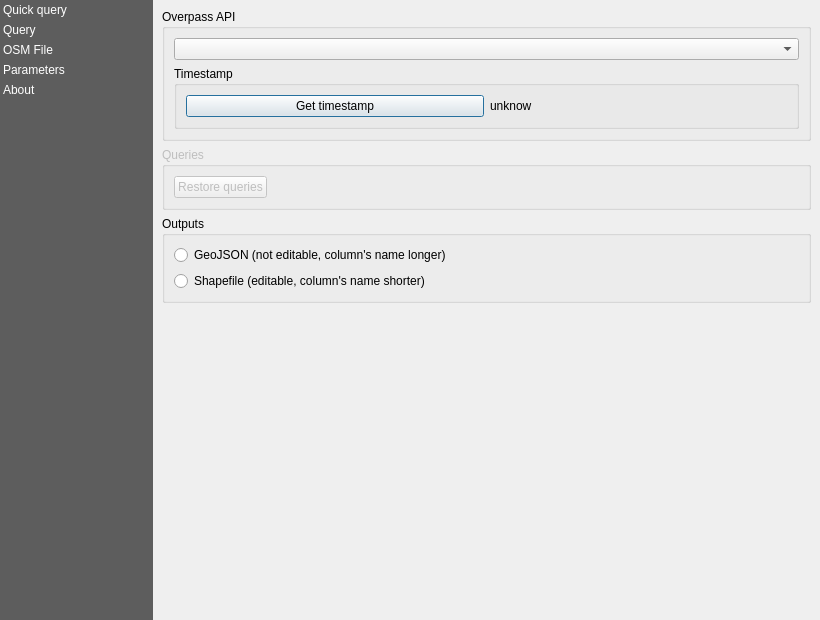
3liz/QuickOSM, file ui/main_window.ui: the form before one commit.
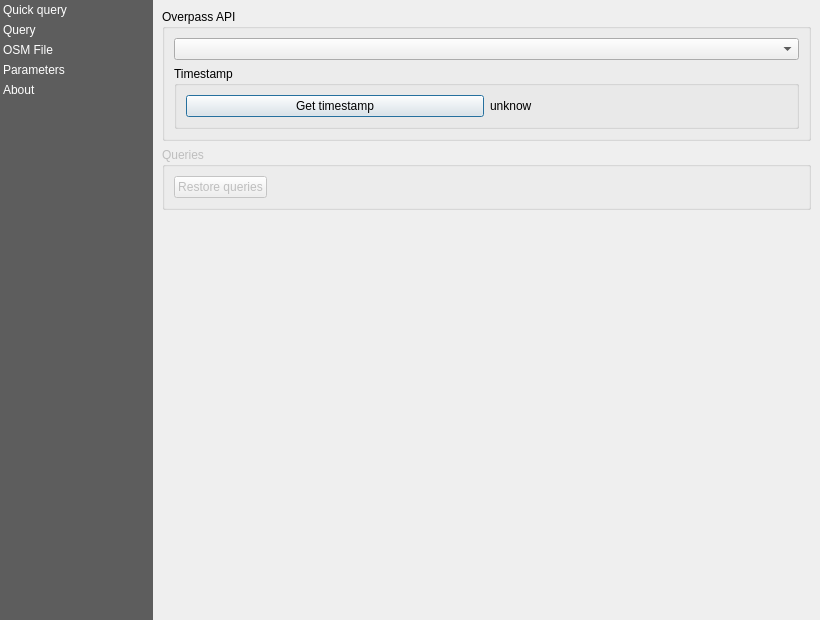
The form after the commit. Custom widgets are drawn as their Qt base class.

Commit message: remove output format, disabled since QGIS 3.0

```diff
--- a/ui/main_window.ui
+++ b/ui/main_window.ui
@@ -218,29 +218,6 @@
            </layout>
           </widget>
          </item>
-         <item>
-          <widget class="QGroupBox" name="output_format_option">
-           <property name="title">
-            <string>Outputs</string>
-           </property>
-           <layout class="QVBoxLayout" name="verticalLayout_11">
-            <item>
-             <widget class="QRadioButton" name="radioButton_outputJson">
-              <property name="text">
-               <string>GeoJSON (not editable, column's name longer)</string>
-              </property>
-             </widget>
-            </item>
-            <item>
-             <widget class="QRadioButton" name="radioButton_outputShape">
-              <property name="text">
-               <string>Shapefile (editable, column's name shorter)</string>
-              </property>
-             </widget>
-            </item>
-           </layout>
-          </widget>
-         </item>
          <item>
           <spacer name="verticalSpacer">
            <property name="orientation">
```
Left out of the diff: 4 changed lines with no effect on the pictures. The commit also changes 2 other files.
